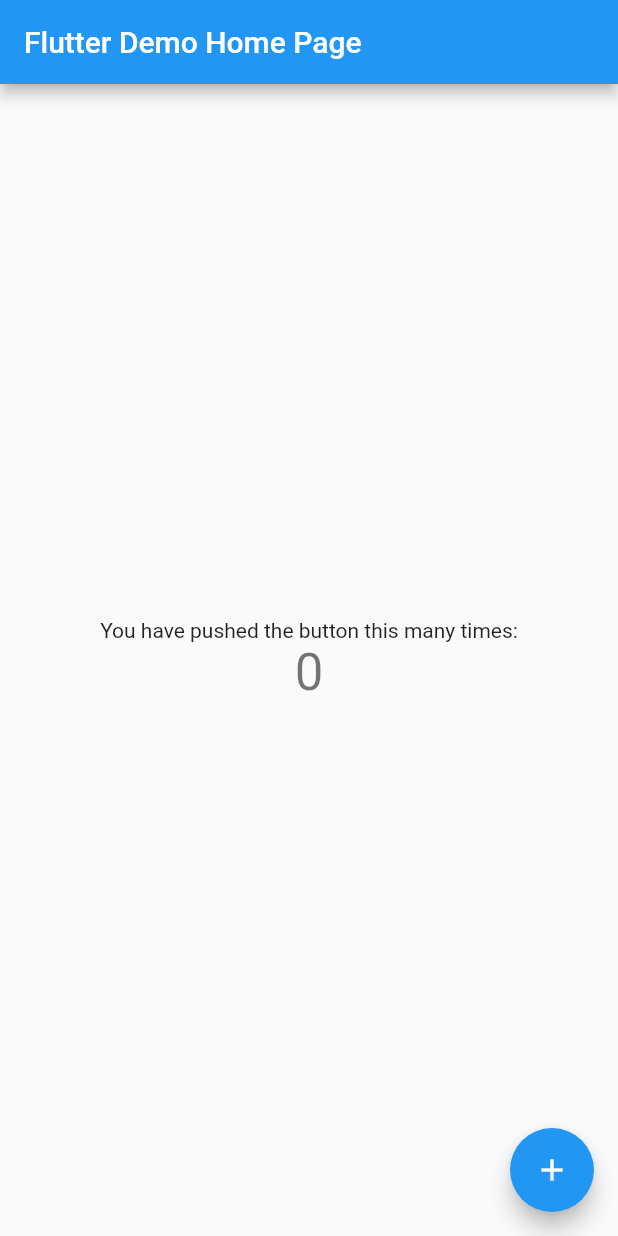
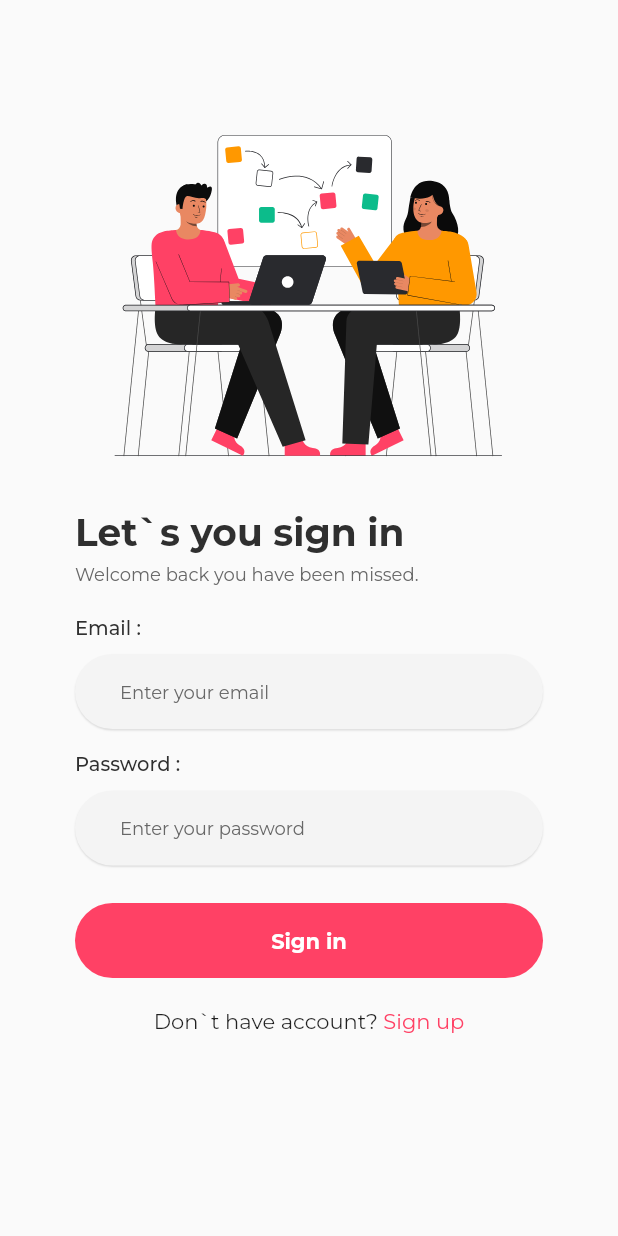
Before and after one commit to hoyirul/djuang_lite_app, a Flutter app: the screen it shows after launch, on a phone screen of 412 x 824 dp. Run offline on Flutter 3.47's test engine with Material 2 defaults, Android fonts, the phone set to English and light mode, and no system bars; our stand-ins replace flutter_svg, get; project files that could hold a hidden picture were left out.

Commit message:
Add Splash | Auth Screens

```diff
--- a/lib/main.dart
+++ b/lib/main.dart
@@ -1,115 +1,10 @@
+import 'package:djuang_lite_app/screens/splash/splash.dart';
 import 'package:flutter/material.dart';
+import 'package:get/route_manager.dart';
 
 void main() {
-  runApp(const MyApp());
+  runApp(const GetMaterialApp(
+    debugShowCheckedModeBanner: false,
+    home: SplashScreen(),
+  ));
 }
-
-class MyApp extends StatelessWidget {
-  const MyApp({super.key});
-
-  // This widget is the root of your application.
-  @override
-  Widget build(BuildContext context) {
-    return MaterialApp(
-      title: 'Flutter Demo',
-      theme: ThemeData(
-        // This is the theme of your application.
-        //
-        // Try running your application with "flutter run". You'll see the
-        // application has a blue toolbar. Then, without quitting the app, try
-        // changing the primarySwatch below to Colors.green and then invoke
-        // "hot reload" (press "r" in the console where you ran "flutter run",
-        // or simply save your changes to "hot reload" in a Flutter IDE).
-        // Notice that the counter didn't reset back to zero; the application
-        // is not restarted.
-        primarySwatch: Colors.blue,
-      ),
-      home: const MyHomePage(title: 'Flutter Demo Home Page'),
-    );
-  }
-}
-
-class MyHomePage extends StatefulWidget {
-  const MyHomePage({super.key, required this.title});
-
-  // This widget is the home page of your application. It is stateful, meaning
-  // that it has a State object (defined below) that contains fields that affect
-  // how it looks.
-
-  // This class is the configuration for the state. It holds the values (in this
-  // case the title) provided by the parent (in this case the App widget) and
-  // used by the build method of the State. Fields in a Widget subclass are
-  // always marked "final".
-
-  final String title;
-
-  @override
-  State<MyHomePage> createState() => _MyHomePageState();
-}
-
-class _MyHomePageState extends State<MyHomePage> {
-  int _counter = 0;
-
-  void _incrementCounter() {
-    setState(() {
-      // This call to setState tells the Flutter framework that something has
-      // changed in this State, which causes it to rerun the build method below
-      // so that the display can reflect the updated values. If we changed
-      // _counter without calling setState(), then the build method would not be
-      // called again, and so nothing would appear to happen.
-      _counter++;
-    });
-  }
-
-  @override
-  Widget build(BuildContext context) {
-    // This method is rerun every time setState is called, for instance as done
-    // by the _incrementCounter method above.
-    //
-    // The Flutter framework has been optimized to make rerunning build methods
-    // fast, so that you can just rebuild anything that needs updating rather
-    // than having to individually change instances of widgets.
-    return Scaffold(
-      appBar: AppBar(
-        // Here we take the value from the MyHomePage object that was created by
-        // the App.build method, and use it to set our appbar title.
-        title: Text(widget.title),
-      ),
-      body: Center(
-        // Center is a layout widget. It takes a single child and positions it
-        // in the middle of the parent.
-        child: Column(
-          // Column is also a layout widget. It takes a list of children and
-          // arranges them vertically. By default, it sizes itself to fit its
-          // children horizontally, and tries to be as tall as its parent.
-          //
-          // Invoke "debug painting" (press "p" in the console, choose the
-          // "Toggle Debug Paint" action from the Flutter Inspector in Android
-          // Studio, or the "Toggle Debug Paint" command in Visual Studio Code)
-          // to see the wireframe for each widget.
-          //
-          // Column has various properties to control how it sizes itself and
-          // how it positions its children. Here we use mainAxisAlignment to
-          // center the children vertically; the main axis here is the vertical
-          // axis because Columns are vertical (the cross axis would be
-          // horizontal).
-          mainAxisAlignment: MainAxisAlignment.center,
-          children: <Widget>[
-            const Text(
-              'You have pushed the button this many times:',
-            ),
-            Text(
-              '$_counter',
-              style: Theme.of(context).textTheme.headline4,
-            ),
-          ],
-        ),
-      ),
-      floatingActionButton: FloatingActionButton(
-        onPressed: _incrementCounter,
-        tooltip: 'Increment',
-        child: const Icon(Icons.add),
-      ), // This trailing comma makes auto-formatting nicer for build methods.
-    );
-  }
-}
--- /dev/null
+++ b/lib/pickers/color_pickers.dart
@@ -0,0 +1,13 @@
+import 'package:flutter/material.dart';
+
+class ColorPicker{
+  static const primary = Color(0xffFF4165);
+  static const orange = Color(0xffFF9800);
+  static const green = Color(0xff7ED321);
+  static const greyLight = Color(0xffdddddd);
+  static const grey = Color.fromARGB(255, 103, 103, 103);
+  static const black = Color(0xff000000);
+  static const dark = Color(0xff2F2F2F);
+  static const white = Color(0xffffffff);
+  static const greyAccent = Color(0xffF4F4F4);
+}
--- /dev/null
+++ b/lib/pickers/font_pickers.dart
@@ -0,0 +1,6 @@
+class FontPicker{
+  static const regular = 'Montserrat-Regular';
+  static const medium = 'Montserrat-Medium';
+  static const semibold = 'Montserrat-SemiBold';
+  static const bold = 'Montserrat-Bold';
+}
--- /dev/null
+++ b/lib/screens/auth/login_screen.dart
@@ -0,0 +1,92 @@
+import 'package:djuang_lite_app/pickers/color_pickers.dart';
+import 'package:djuang_lite_app/pickers/font_pickers.dart';
+import 'package:djuang_lite_app/screens/auth/register_screen.dart';
+import 'package:djuang_lite_app/screens/components/button_component.dart';
+import 'package:djuang_lite_app/screens/components/input_component.dart';
+import 'package:djuang_lite_app/screens/components/label_component.dart';
+import 'package:flutter/material.dart';
+import 'package:flutter_svg/flutter_svg.dart';
+import 'package:get/get.dart';
+
+class LoginScreen extends StatelessWidget {
+  const LoginScreen({super.key});
+
+  @override
+  Widget build(BuildContext context) {
+    return Scaffold(
+      body: SingleChildScrollView(
+        child: Padding(
+          padding: const EdgeInsets.all(50),
+          child: Column(
+            children: [
+              const SizedBox(height: 15,),
+              Container(
+                padding: const EdgeInsets.only(top: 25, left: 25, right: 25, bottom: 10),
+                height: 250,
+                width: double.infinity,
+                decoration: BoxDecoration(
+                  borderRadius: BorderRadius.circular(25),
+                  color: Colors.transparent
+                ),
+                child: SvgPicture.asset('assets/svg/auth.svg'),
+              ),
+              const SizedBox(height: 25,),
+              const Align(
+                alignment: Alignment.centerLeft,
+                child: Text('Let`s you sign in', style: TextStyle(
+                  color: ColorPicker.dark,
+                  fontFamily: FontPicker.bold,
+                  fontSize: 25
+                ),),
+              ),
+              const SizedBox(height: 5,),
+              const Align(
+                alignment: Alignment.centerLeft,
+                child: Text('Welcome back you have been missed.', style: TextStyle(
+                  color: ColorPicker.grey,
+                  fontFamily: FontPicker.regular,
+                  fontSize: 12
+                ),),
+              ),
+
+              const SizedBox(height: 20,),
+              const LabelComponent(label: 'Email : '),
+              const InputComponent(hintText: 'Enter your email', obscuredText: false, colors: ColorPicker.greyAccent,),
+
+              const SizedBox(height: 15,),
+              const LabelComponent(label: 'Password : '),
+              const InputComponent(hintText: 'Enter your password', obscuredText: true, colors: ColorPicker.greyAccent,),
+
+              const SizedBox(height: 25,),
+              const ButtonComponent(
+                button: TextButton(onPressed: null, child: Text('Sign in', style: TextStyle(
+                  fontSize: 14,
+                  fontFamily: FontPicker.bold,
+                  color: ColorPicker.white
+                ),))
+              ),
+              const SizedBox(height: 20,),
+              Row(
+                mainAxisAlignment: MainAxisAlignment.center,
+                children: [
+                  const Text('Don`t have account? ', style: TextStyle(
+                    fontFamily: FontPicker.regular
+                  ),),
+                  InkWell(
+                    onTap: () {
+                      Get.offAll(const RegisterScreen());
+                    },
+                    child: const Text('Sign up', style: TextStyle(
+                      color: ColorPicker.primary,
+                      fontFamily: FontPicker.regular
+                    ),),
+                  )
+                ],
+              )
+            ],
+          ),
+        ),
+      ),
+    );
+  }
+}
--- /dev/null
+++ b/lib/screens/components/button_component.dart
@@ -0,0 +1,22 @@
+import 'package:djuang_lite_app/pickers/color_pickers.dart';
+import 'package:flutter/material.dart';
+
+class ButtonComponent extends StatelessWidget {
+  final TextButton button;
+  const ButtonComponent({super.key, required this.button});
+
+  @override
+  Widget build(BuildContext context) {
+    return SizedBox(
+      child: Container(
+        height: 50,
+        width: double.infinity,
+        decoration: BoxDecoration(
+          borderRadius: BorderRadius.circular(30),
+          color: ColorPicker.primary
+        ),
+        child: button,
+      ),
+    );
+  }
+}
--- /dev/null
+++ b/lib/screens/components/input_component.dart
@@ -0,0 +1,44 @@
+import 'package:djuang_lite_app/pickers/color_pickers.dart';
+import 'package:djuang_lite_app/pickers/font_pickers.dart';
+import 'package:flutter/material.dart';
+
+class InputComponent extends StatelessWidget {
+  final String hintText;
+  final bool obscuredText;
+  final Color colors;
+  const InputComponent({super.key, required this.hintText, required this.obscuredText, required this.colors});
+
+  @override
+  Widget build(BuildContext context) {
+    return SizedBox(
+      child: Container(
+        width: double.infinity,
+        height: 50,
+        padding: const EdgeInsets.only(left: 30, right: 30),
+        decoration: BoxDecoration(
+          borderRadius: BorderRadius.circular(25),
+          color: colors,
+          boxShadow: const [
+            BoxShadow(
+              color: ColorPicker.greyLight,
+              offset: Offset(0, 1),
+              blurRadius: 0.3
+            )
+          ]
+        ),
+        child: TextFormField(
+          obscureText: obscuredText,
+          decoration: InputDecoration(
+            hintText: hintText,
+            border: InputBorder.none,
+            hintStyle: const TextStyle(
+              fontFamily: FontPicker.regular,
+              color: ColorPicker.grey,
+              fontSize: 12
+            )
+          ),
+        ),
+      ),
+    );
+  }
+}
--- /dev/null
+++ b/lib/screens/components/label_component.dart
@@ -0,0 +1,30 @@
+import 'package:djuang_lite_app/pickers/color_pickers.dart';
+import 'package:djuang_lite_app/pickers/font_pickers.dart';
+import 'package:flutter/material.dart';
+
+class LabelComponent extends StatelessWidget {
+  final String label;
+  const LabelComponent({super.key, required this.label});
+
+  @override
+  Widget build(BuildContext context) {
+    return SizedBox(
+      child: Container(
+        padding: const EdgeInsets.all(0),
+        child: Column(
+          children: [
+            Align(
+              alignment: Alignment.centerLeft,
+              child: Text(label, style: const TextStyle(
+                fontFamily: FontPicker.medium,
+                fontSize: 13,
+                color: ColorPicker.dark
+              ),),
+            ),
+            const SizedBox(height: 10,)
+          ],
+        ),
+      ),
+    );
+  }
+}
--- a/pubspec.yaml
+++ b/pubspec.yaml
@@ -39,6 +39,7 @@
   http: any
   get: any
   shared_preferences: any
+  flutter_svg: ^1.1.6
 
 dev_dependencies:
   flutter_test:
@@ -63,8 +64,8 @@
   uses-material-design: true
 
   # To add assets to your application, add an assets section, like this:
-  # assets:
-  #   - images/a_dot_burr.jpeg
+  assets:
+    - assets/svg/
   #   - images/a_dot_ham.jpeg
 
   # An image asset can refer to one or more resolution-specific "variants", see
```
Also changed, not shown: lib/screens/auth/register_screen.dart (added, +100 -0 lines), lib/screens/splash/splash.dart (added, +54 -0 lines), assets/svg/auth.svg (added), pubspec.lock, 4 other files.
